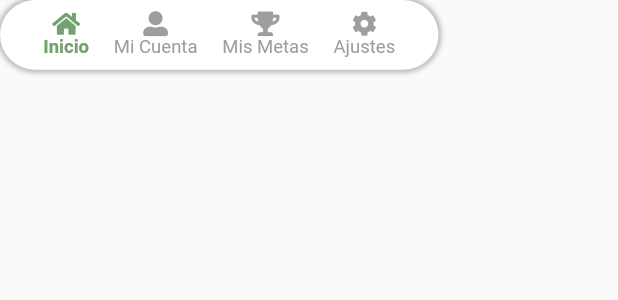
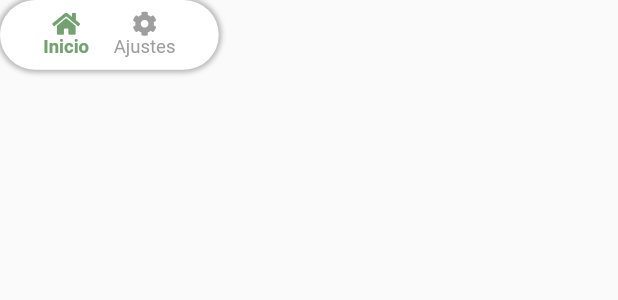
Before and after one commit to eduardosalaz/dietechtic_v01, a Flutter app: the FloatingNavBar widget shown alone on an empty page, opened directly, on a phone screen of 412 x 824 dp. Shown: the top 300 px of the screen. Run offline on Flutter 3.47's test engine with Material 2 defaults, Android fonts, the phone set to English and light mode, and no system bars; our stand-ins replace firebase_auth, firebase_core, font_awesome_flutter; accounts and stored records are empty.

Commit message:
'Cambios'

```diff
--- a/lib/src/pages/comidas_page.dart
+++ b/lib/src/pages/comidas_page.dart
@@ -52,7 +52,7 @@ class _Recetas extends StatelessWidget {
         SizedBox(height: screenSize.height*0.2,),
         ToogleButtonList(
           height: screenSize.height*0.05,
-          opciones: ['desayuno', 'comida', 'cena'],
+          opciones: ['Desayuno', 'Comida', 'Cena'],
           onPressed: (value){print('$value');},
           activeColor: Color(0xff73a270),
           activeTextColor: Colors.white,
--- a/lib/src/pages/info_basica.dart
+++ b/lib/src/pages/info_basica.dart
@@ -172,6 +172,7 @@ class MyCustomFormState extends State<MyCustomForm> {
               return nameController.text.trim();
             },
             controller: nameController,
+            textCapitalization: TextCapitalization.sentences,
             decoration: InputDecoration(
               labelText: 'Nombre Completo',
             ),
--- a/lib/src/pages/register_page.dart
+++ b/lib/src/pages/register_page.dart
@@ -14,10 +14,10 @@ class RegistroPage extends StatelessWidget {
         builder: (context) {
           return AlertDialog(
             title: Text('Usuario Registrado'),
-            content: Text('Se ha registrado al usuario de manera exitosa'),
+            content: Text('Se ha registrado al usuario de manera exitosa, se iniciara sesión automaticamente.'),
             actions: <Widget>[
               MaterialButton(
-                  child: Text('Volver a la pantalla de inicio'),
+                  child: Text('Continuar'),
                   onPressed: () {
                     Navigator.of(context).pushNamed('/');
                   })
--- a/lib/src/widgets/floating_nav_bar.dart
+++ b/lib/src/widgets/floating_nav_bar.dart
@@ -45,18 +45,6 @@ class FloatingNavBar extends StatelessWidget {
                   text: 'Inicio',
                 ),
                 _IconFloatingNavBar(
-                  index: 1,
-                  screenSize: screenSize,
-                  icon: FontAwesomeIcons.userAlt,
-                  text: 'Mi Cuenta',
-                ),
-                _IconFloatingNavBar(
-                  index: 2,
-                  screenSize: screenSize,
-                  icon: FontAwesomeIcons.trophy,
-                  text: 'Mis Metas',
-                ),
-                _IconFloatingNavBar(
                   index: 3,
                   screenSize: screenSize,
                   icon: FontAwesomeIcons.cog,
@@ -76,7 +64,7 @@ class _IconFloatingNavBar extends StatelessWidget {
     @required this.index,
     @required this.screenSize,
     @required this.icon,
-    @required this.text
+    @required this.text,
   });
 
   final int index;
--- a/lib/src/widgets/textfield_shadow.dart
+++ b/lib/src/widgets/textfield_shadow.dart
@@ -70,6 +70,8 @@ class _TextFieldShadow extends StatelessWidget {
       child: TextField(
         controller: this.controller,
         textAlign: TextAlign.center,
+        autocorrect: true,
+        textCapitalization: TextCapitalization.sentences,
         style: TextStyle(
           fontSize: screenSize.height*0.018,
           fontWeight: FontWeight.bold
```
